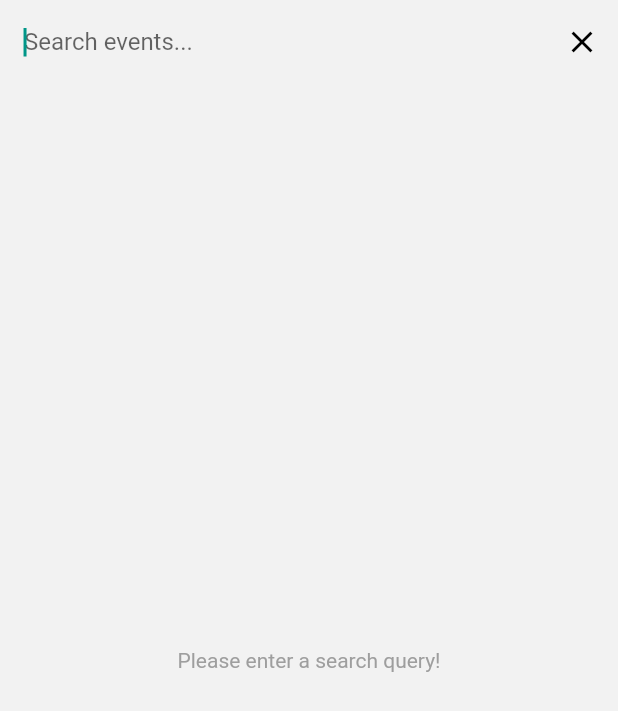
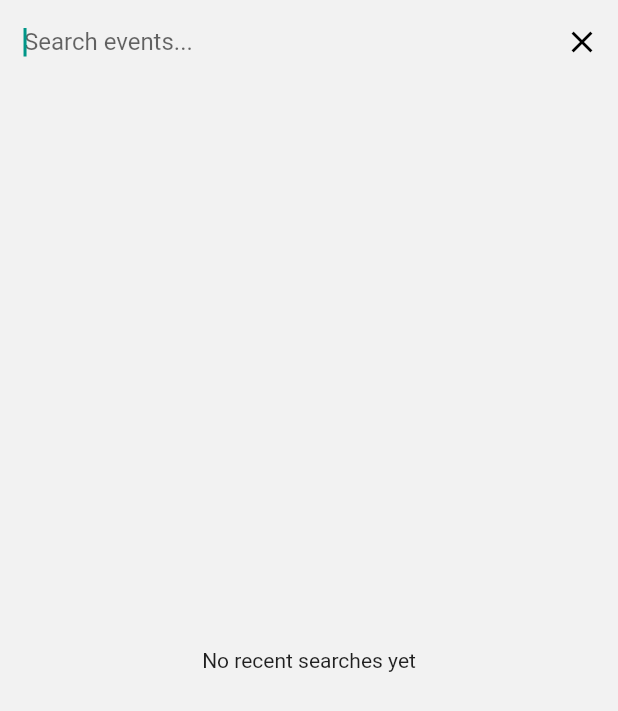
Before and after one commit to dipanshparmar/cpuh-client-app, a Flutter app: the SearchPage screen opened by its route, on a phone screen of 412 x 824 dp. Shown: the top 711 px of the screen. Run offline on Flutter 3.47's test engine with Material 2 defaults, Android fonts, the light colour scheme and no system bars; our stand-ins replace table_calendar.

Commit message:
added recent searches functionality

```diff
--- a/lib/pages/search_page.dart
+++ b/lib/pages/search_page.dart
@@ -58,16 +58,70 @@ class _SearchPageState extends State<SearchPage> {
           ),
         ],
       ),
-      body: Consumer<EventsProvider>(
+      body: _searchQuery.isEmpty
+          ? Consumer<EventsProvider>(
               builder: (context, object, child) {
-          if (_searchQuery.isEmpty) {
+                // getting the recent searches
+                final recentSearches = object.getRecentSearches;
+
+                if (recentSearches.isEmpty) {
                   return const Center(
-              child: Text(
-                'Please enter a search query!',
-                style: TextStyle(color: Colors.grey),
+                    child: Text('No recent searches yet'),
+                  );
+                }
+                return Column(
+                  crossAxisAlignment: CrossAxisAlignment.start,
+                  children: [
+                    Padding(
+                      padding: const EdgeInsets.symmetric(
+                        horizontal: 20,
+                        vertical: 10,
+                      ),
+                      child: Row(
+                        mainAxisAlignment: MainAxisAlignment.spaceBetween,
+                        children: [
+                          const Text('Recent searches'),
+                          GestureDetector(
+                            child: const Text('clear'),
+                            onTap: () {
+                              Provider.of<EventsProvider>(context,
+                                      listen: false)
+                                  .clearRecentSearches();
+                            },
+                          ),
+                        ],
+                      ),
+                    ),
+                    Expanded(
+                      child: ListView.builder(
+                        physics: const BouncingScrollPhysics(),
+                        itemCount: recentSearches.length,
+                        itemBuilder: (context, index) {
+                          // getting the recentSearch
+                          final recentSearch = recentSearches[index];
+
+                          return ListTile(
+                            title: Text(recentSearch.title),
+                            subtitle: Text(
+                              DateFormat.yMMMEd()
+                                  .format(recentSearch.day)
+                                  .toString(),
+                            ),
+                            onTap: () => Navigator.pushNamed(
+                              context,
+                              EventPage.routeName,
+                              arguments: recentSearch.key,
                             ),
                           );
-          } else {
+                        },
+                      ),
+                    ),
+                  ],
+                );
+              },
+            )
+          : Consumer<EventsProvider>(
+              builder: (context, object, child) {
                 // getting the events
                 final events = object.findEventsByQuery(_searchQuery);
 
@@ -82,7 +136,18 @@ class _SearchPageState extends State<SearchPage> {
                 }
 
                 // if events are found then display the events
-            return ListView.builder(
+                return Column(
+                  crossAxisAlignment: CrossAxisAlignment.start,
+                  children: [
+                    const Padding(
+                      padding: EdgeInsets.symmetric(
+                        horizontal: 20,
+                        vertical: 10,
+                      ),
+                      child: Text('Search results'),
+                    ),
+                    Expanded(
+                      child: ListView.builder(
                         itemCount: events.length,
                         itemBuilder: (context, index) {
                           // current event
@@ -93,15 +158,25 @@ class _SearchPageState extends State<SearchPage> {
                             subtitle: Text(
                               DateFormat.yMMMEd().format(event.day).toString(),
                             ),
-                  onTap: () => Navigator.pushNamed(
+                            onTap: () {
+                              // adding the event to the recent events
+                              Provider.of<EventsProvider>(context,
+                                      listen: false)
+                                  .addToRecentSearches(event);
+
+                              // pushing the event page
+                              Navigator.pushNamed(
                                 context,
                                 EventPage.routeName,
                                 arguments: event.key,
-                  ),
                               );
                             },
                           );
-          }
+                        },
+                      ),
+                    ),
+                  ],
+                );
               },
             ),
     );
--- a/lib/providers/events_provider.dart
+++ b/lib/providers/events_provider.dart
@@ -12,6 +12,9 @@ class EventsProvider with ChangeNotifier {
 
   // list of events (getting from events.dart)
   final List<Event> _events = events;
+
+  // list to hold recent searches
+  final List<Event> _recentSearches = [];
 
   // method to get events for the provided day
   List<Event> getEventsForDay(DateTime day) {
@@ -57,4 +60,30 @@ class EventsProvider with ChangeNotifier {
             (event) => event.title.toLowerCase().contains(query.toLowerCase()))
         .toList();
   }
+
+  // getter to get recent events
+  List<Event> get getRecentSearches {
+    return [..._recentSearches.reversed];
+  }
+
+  // method to add event to recent events
+  void addToRecentSearches(Event event) {
+    // remove the event first if it already exists in some other index
+    _recentSearches.removeWhere((e) => e.key == event.key);
+
+    // if the length of recent searches is equals to 6 then remove the element at first index and then add the value
+    if (_recentSearches.length == 6) {
+      _recentSearches.removeAt(0);
+    }
+
+    // add the event
+    _recentSearches.add(event);
+    notifyListeners(); // notifying listeners
+  }
+
+  // method to clear the recent searches
+  void clearRecentSearches() {
+    _recentSearches.removeRange(0, _recentSearches.length);
+    notifyListeners();
+  }
 }
```
Lines whose indentation alone changed are shown as unchanged.
